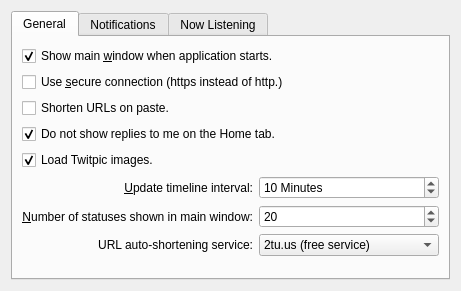
This is src/prefs_base.ui in KDE/choqok as Qt 5 draws it before an edit. The edited form follows.
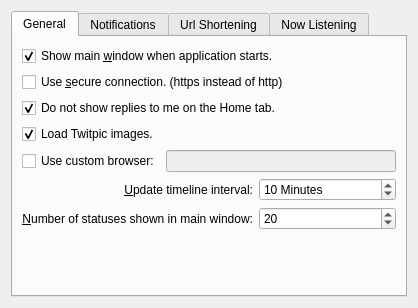
This is the edited form. Custom widgets are drawn as their Qt base class.

Commit message: Option to use a custom browser instead of kde default implemented! It's requested by Gnome/XFCE users, due program uses KToolInvocation to open a browser and on Gnome it fails to invoke browser. :-/ Separate Url shortening configurations in a new tab! to clear configuration dialog. :)

The edit to the form file:
```diff
--- a/src/prefs_base.ui
+++ b/src/prefs_base.ui
@@ -6,8 +6,8 @@
    <rect>
     <x>0</x>
     <y>0</y>
-    <width>461</width>
-    <height>291</height>
+    <width>418</width>
+    <height>308</height>
    </rect>
   </property>
   <layout class="QGridLayout" name="gridLayout_3">
@@ -20,8 +20,6 @@
       <attribute name="title">
        <string>General</string>
       </attribute>
-      <layout class="QVBoxLayout" name="verticalLayout_2">
-       <item>
         <layout class="QVBoxLayout" name="verticalLayout">
          <item>
           <widget class="QCheckBox" name="kcfg_showMainWinOnStart">
@@ -39,21 +37,7 @@
             <bool>true</bool>
            </property>
            <property name="text">
-            <string>Use &amp;secure connection (https instead of http.)</string>
-           </property>
-          </widget>
-         </item>
-         <item>
-          <widget class="QCheckBox" name="kcfg_shortenOnPaste">
-           <property name="toolTip">
-            <string>&lt;!DOCTYPE HTML PUBLIC &quot;-//W3C//DTD HTML 4.0//EN&quot; &quot;http://www.w3.org/TR/REC-html40/strict.dtd&quot;&gt;
-&lt;html&gt;&lt;head&gt;&lt;meta name=&quot;qrichtext&quot; content=&quot;1&quot; /&gt;&lt;style type=&quot;text/css&quot;&gt;
-p, li { white-space: pre-wrap; }
-&lt;/style&gt;&lt;/head&gt;&lt;body style=&quot; font-family:'DejaVu Sans'; font-size:9pt; font-weight:400; font-style:normal;&quot;&gt;
-&lt;p style=&quot; margin-top:0px; margin-bottom:0px; margin-left:0px; margin-right:0px; -qt-block-indent:0; text-indent:0px;&quot;&gt;&lt;span style=&quot; font-weight:600;&quot;&gt;Note:&lt;/span&gt; It takes time to get a short URL from the server.&lt;/p&gt;&lt;/body&gt;&lt;/html&gt;</string>
-           </property>
-           <property name="text">
-            <string>Shorten URLs on paste.</string>
+          <string>Use &amp;secure connection. (https instead of http)</string>
            </property>
           </widget>
          </item>
@@ -77,6 +61,24 @@
            </property>
           </widget>
          </item>
+       <item>
+        <layout class="QHBoxLayout" name="horizontalLayout">
+         <item>
+          <widget class="QCheckBox" name="kcfg_useCustomBrowser">
+           <property name="text">
+            <string>Use custom browser:</string>
+           </property>
+          </widget>
+         </item>
+         <item>
+          <widget class="KLineEdit" name="kcfg_customBrowser">
+           <property name="enabled">
+            <bool>false</bool>
+           </property>
+          </widget>
+         </item>
+        </layout>
+       </item>
          <item>
           <layout class="QGridLayout" name="gridLayout_2">
            <item row="0" column="0">
@@ -94,6 +96,12 @@
            </item>
            <item row="0" column="1">
             <widget class="KIntSpinBox" name="kcfg_updateInterval">
+           <property name="sizePolicy">
+            <sizepolicy hsizetype="MinimumExpanding" vsizetype="Fixed">
+             <horstretch>0</horstretch>
+             <verstretch>0</verstretch>
+            </sizepolicy>
+           </property>
              <property name="specialValueText">
               <string>Disabled</string>
              </property>
@@ -110,6 +118,12 @@
            </item>
            <item row="1" column="1">
             <widget class="KIntSpinBox" name="kcfg_countOfStatusesOnMain">
+           <property name="sizePolicy">
+            <sizepolicy hsizetype="MinimumExpanding" vsizetype="Fixed">
+             <horstretch>0</horstretch>
+             <verstretch>0</verstretch>
+            </sizepolicy>
+           </property>
              <property name="minimum">
               <number>1</number>
              </property>
@@ -121,44 +135,6 @@
              </property>
             </widget>
            </item>
-           <item row="2" column="0">
-            <widget class="QLabel" name="label_6">
-             <property name="text">
-              <string>URL auto-shortening service:</string>
-             </property>
-             <property name="alignment">
-              <set>Qt::AlignRight|Qt::AlignTrailing|Qt::AlignVCenter</set>
-             </property>
-            </widget>
-           </item>
-           <item row="2" column="1">
-            <widget class="KComboBox" name="kcfg_shortenService">
-             <property name="sizePolicy">
-              <sizepolicy hsizetype="MinimumExpanding" vsizetype="Fixed">
-               <horstretch>0</horstretch>
-               <verstretch>0</verstretch>
-              </sizepolicy>
-             </property>
-             <property name="currentIndex">
-              <number>1</number>
-             </property>
-             <item>
-              <property name="text">
-               <string>None</string>
-              </property>
-             </item>
-             <item>
-              <property name="text">
-               <string>2tu.us (free service)</string>
-              </property>
-             </item>
-             <item>
-              <property name="text">
-               <string>is.gd</string>
-              </property>
-             </item>
-            </widget>
-           </item>
            <item row="1" column="0">
             <widget class="QLabel" name="label_5">
              <property name="sizePolicy">
@@ -167,12 +143,6 @@
                <verstretch>0</verstretch>
               </sizepolicy>
              </property>
-             <property name="maximumSize">
-              <size>
-               <width>16777215</width>
-               <height>16777215</height>
-              </size>
-             </property>
              <property name="text">
               <string>&amp;Number of statuses shown in main window:</string>
              </property>
@@ -189,8 +159,6 @@
            </item>
           </layout>
          </item>
-        </layout>
-       </item>
        <item>
         <spacer name="verticalSpacer">
          <property name="orientation">
@@ -298,6 +266,82 @@
        </item>
       </layout>
      </widget>
+     <widget class="QWidget" name="tab_4">
+      <attribute name="title">
+       <string>Url Shortening</string>
+      </attribute>
+      <layout class="QVBoxLayout" name="verticalLayout_2">
+       <item>
+        <widget class="QCheckBox" name="kcfg_shortenOnPaste">
+         <property name="toolTip">
+          <string>&lt;!DOCTYPE HTML PUBLIC &quot;-//W3C//DTD HTML 4.0//EN&quot; &quot;http://www.w3.org/TR/REC-html40/strict.dtd&quot;&gt;
+&lt;html&gt;&lt;head&gt;&lt;meta name=&quot;qrichtext&quot; content=&quot;1&quot; /&gt;&lt;style type=&quot;text/css&quot;&gt;
+p, li { white-space: pre-wrap; }
+&lt;/style&gt;&lt;/head&gt;&lt;body style=&quot; font-family:'DejaVu Sans'; font-size:9pt; font-weight:400; font-style:normal;&quot;&gt;
+&lt;p style=&quot; margin-top:0px; margin-bottom:0px; margin-left:0px; margin-right:0px; -qt-block-indent:0; text-indent:0px;&quot;&gt;&lt;span style=&quot; font-weight:600;&quot;&gt;Note:&lt;/span&gt; It takes time to get a short URL from the server.&lt;/p&gt;&lt;/body&gt;&lt;/html&gt;</string>
+         </property>
+         <property name="text">
+          <string>Shorten URLs on paste.</string>
+         </property>
+        </widget>
+       </item>
+       <item>
+        <layout class="QHBoxLayout" name="horizontalLayout_2">
+         <item>
+          <widget class="QLabel" name="label_6">
+           <property name="text">
+            <string>URL auto-shortening service:</string>
+           </property>
+           <property name="alignment">
+            <set>Qt::AlignRight|Qt::AlignTrailing|Qt::AlignVCenter</set>
+           </property>
+          </widget>
+         </item>
+         <item>
+          <widget class="KComboBox" name="kcfg_shortenService">
+           <property name="sizePolicy">
+            <sizepolicy hsizetype="MinimumExpanding" vsizetype="Fixed">
+             <horstretch>0</horstretch>
+             <verstretch>0</verstretch>
+            </sizepolicy>
+           </property>
+           <property name="currentIndex">
+            <number>1</number>
+           </property>
+           <item>
+            <property name="text">
+             <string>None</string>
+            </property>
+           </item>
+           <item>
+            <property name="text">
+             <string>2tu.us (free service)</string>
+            </property>
+           </item>
+           <item>
+            <property name="text">
+             <string>is.gd</string>
+            </property>
+           </item>
+          </widget>
+         </item>
+        </layout>
+       </item>
+       <item>
+        <spacer name="verticalSpacer_4">
+         <property name="orientation">
+          <enum>Qt::Vertical</enum>
+         </property>
+         <property name="sizeHint" stdset="0">
+          <size>
+           <width>20</width>
+           <height>40</height>
+          </size>
+         </property>
+        </spacer>
+       </item>
+      </layout>
+     </widget>
      <widget class="QWidget" name="tab_3">
       <attribute name="title">
        <string>Now Listening</string>
@@ -386,6 +430,11 @@
    <extends>QSpinBox</extends>
    <header>knuminput.h</header>
   </customwidget>
+  <customwidget>
+   <class>KLineEdit</class>
+   <extends>QLineEdit</extends>
+   <header>klineedit.h</header>
+  </customwidget>
   <customwidget>
    <class>KTabWidget</class>
    <extends>QTabWidget</extends>
```
Left out of the diff: 19 changed lines with no effect on the pictures. Lines whose indentation alone changed are shown as unchanged. The commit also changes 3 other files.
